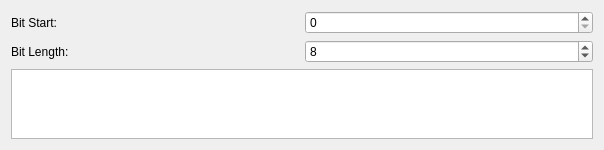
The window that src/hobbits-plugins/operators/Edit/editeditor.ui (goldest-star/binary-analysis-tool) describes before a commit, drawn with Qt 5.
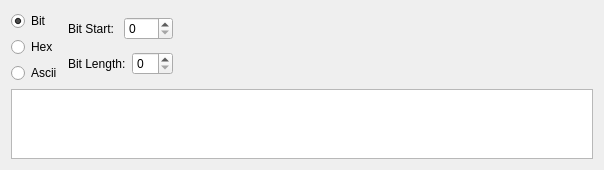
The same window after the commit.

```diff
--- a/src/hobbits-plugins/operators/Edit/editeditor.ui
+++ b/src/hobbits-plugins/operators/Edit/editeditor.ui
@@ -7,7 +7,7 @@
     <x>0</x>
     <y>0</y>
     <width>604</width>
-    <height>147</height>
+    <height>156</height>
    </rect>
   </property>
   <property name="windowTitle">
@@ -15,7 +15,39 @@
   </property>
   <layout class="QVBoxLayout" name="verticalLayout">
    <item>
-    <layout class="QHBoxLayout" name="horizontalLayout">
+    <layout class="QHBoxLayout" name="horizontalLayout_3">
+     <item>
+      <layout class="QVBoxLayout" name="verticalLayout_3">
+       <item>
+        <widget class="QRadioButton" name="rb_bit">
+         <property name="text">
+          <string>Bit</string>
+         </property>
+         <property name="checked">
+          <bool>true</bool>
+         </property>
+        </widget>
+       </item>
+       <item>
+        <widget class="QRadioButton" name="rb_hex">
+         <property name="text">
+          <string>Hex</string>
+         </property>
+        </widget>
+       </item>
+       <item>
+        <widget class="QRadioButton" name="rb_ascii">
+         <property name="text">
+          <string>Ascii</string>
+         </property>
+        </widget>
+       </item>
+      </layout>
+     </item>
+     <item>
+      <layout class="QVBoxLayout" name="verticalLayout_2">
+       <item>
+        <layout class="QHBoxLayout" name="horizontalLayout_4">
      <item>
       <widget class="QLabel" name="lb_start">
        <property name="text">
@@ -29,7 +61,7 @@
     </layout>
    </item>
    <item>
-    <layout class="QHBoxLayout" name="horizontalLayout_2">
+        <layout class="QHBoxLayout" name="horizontalLayout_5">
      <item>
       <widget class="QLabel" name="lb_length">
        <property name="text">
@@ -38,11 +70,24 @@
       </widget>
      </item>
      <item>
-      <widget class="QSpinBox" name="sb_length">
-       <property name="value">
-        <number>8</number>
+          <widget class="QSpinBox" name="sb_length"/>
+         </item>
+        </layout>
+       </item>
+      </layout>
+     </item>
+     <item>
+      <spacer name="horizontalSpacer">
+       <property name="orientation">
+        <enum>Qt::Horizontal</enum>
        </property>
-      </widget>
+       <property name="sizeHint" stdset="0">
+        <size>
+         <width>40</width>
+         <height>20</height>
+        </size>
+       </property>
+      </spacer>
      </item>
     </layout>
    </item>
```
Lines whose indentation alone changed are shown as unchanged.
